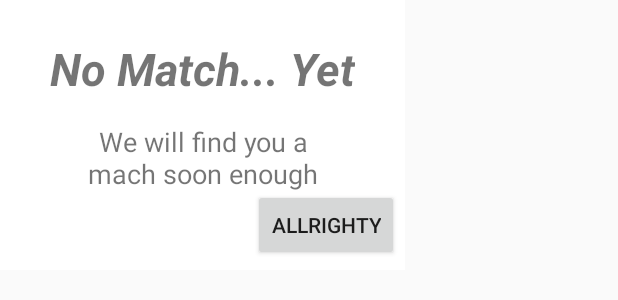
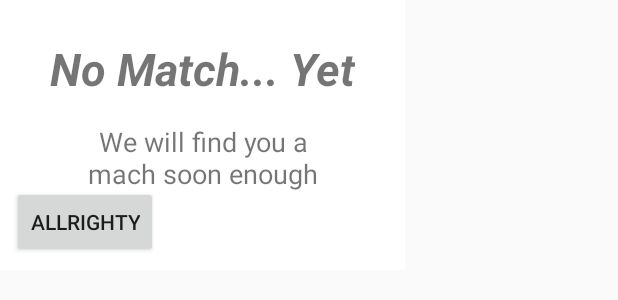
Before and after one commit to rotem411/TinDogBest, an Android app: the layout bad_result_dialog.xml on its own in the app's theme, with its tools: preview values and no code run, on a phone screen of 412 x 824 dp. Shown: the top 300 px of the screen. Run offline under Robolectric (Android 15) with nearby library versions, the phone set to English and light mode, and no system bars.

Commit message:
some bugs solved

```diff
--- a/app/src/main/java/com/rotemarbiv/tin/NewNeedEventActivity.java
+++ b/app/src/main/java/com/rotemarbiv/tin/NewNeedEventActivity.java
@@ -122,7 +122,7 @@ public class NewNeedEventActivity extends AppCompatActivity {
 
             Calendar calendar= Calendar.getInstance();
 
-            if (calendar.YEAR <= year && calendar.MONTH <= month && calendar.DAY_OF_MONTH <= day){
+            if (calendar.YEAR >= year && calendar.MONTH >= month && calendar.DAY_OF_MONTH >= day){
                 Toast toast = Toast.makeText(getApplicationContext(),
                         "You cannot choose a date that has passed", Toast.LENGTH_LONG);
                 toast.show();
--- a/app/src/main/java/com/rotemarbiv/tin/SignUpActivity.java
+++ b/app/src/main/java/com/rotemarbiv/tin/SignUpActivity.java
@@ -65,7 +65,7 @@ public class SignUpActivity extends AppCompatActivity {
         address = (EditText) findViewById(R.id.addressInput);
         phoneNumber = (EditText) findViewById(R.id.phoneNumberInput);
         mail = (EditText) findViewById(R.id.mailInput);
-        profilePic = (ImageView) findViewById(R.id.profilePic);
+        profilePic = (ImageView) findViewById(R.id.profileImage);
         showPasswordButton = (Button) findViewById(R.id.showPasswordButton);
         signUpButton = (Button) findViewById(R.id.signUpButton);
 
@@ -207,6 +207,7 @@ public class SignUpActivity extends AppCompatActivity {
                     Bitmap image = BitmapFactory.decodeStream(inputStream);
 
                     profilePic.setImageBitmap(image);
+                    //TODO give it to server
 
                 } catch (FileNotFoundException e) {
                     e.printStackTrace();
--- a/app/src/main/res/layout/bad_result_dialog.xml
+++ b/app/src/main/res/layout/bad_result_dialog.xml
@@ -51,13 +51,12 @@
         android:layout_marginRight="32dp"
         android:layout_marginStart="8dp"
         android:layout_marginTop="8dp"
-        android:onClick="cancelPressed"
         android:text="Allrighty"
         app:layout_constraintBottom_toBottomOf="parent"
+        app:layout_constraintHorizontal_bias="0.0"
         app:layout_constraintLeft_toLeftOf="parent"
         app:layout_constraintRight_toRightOf="parent"
         app:layout_constraintTop_toBottomOf="@+id/smallExplanationLabel"
-        app:layout_constraintVertical_bias="0.888"
-        app:layout_constraintHorizontal_bias="1.0" />
+        app:layout_constraintVertical_bias="1.0" />
 
 </android.support.constraint.ConstraintLayout>
--- a/app/src/main/res/layout/new_can_event.xml
+++ b/app/src/main/res/layout/new_can_event.xml
@@ -55,7 +55,7 @@
         android:layout_width="wrap_content"
         android:layout_height="wrap_content"
         android:layout_marginBottom="8dp"
-        android:layout_marginRight="6dp"
+        android:layout_marginRight="10dp"
         android:layout_marginTop="8dp"
         android:elevation="9dp"
         android:onClick="calculatePressed"
```
Also changed, not shown: app/src/main/java/com/rotemarbiv/tin/NewCanEventActivity.java (+6 -2 lines).
